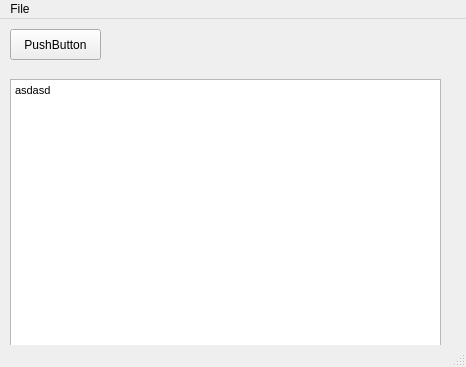
Old version of the form Starter.ui in the repository abdulrahman-khan/Parsio.
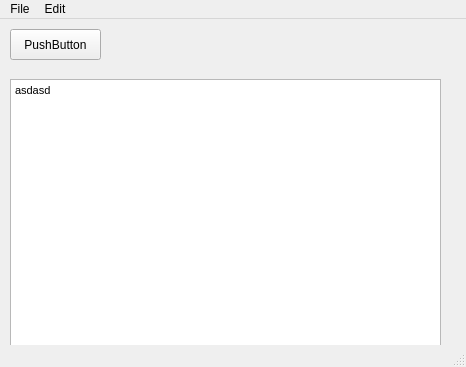
New version of the form.

Commit message: Removed original_source, adding error.txt

Patch:
```diff
--- a/Starter.ui
+++ b/Starter.ui
@@ -60,8 +60,16 @@
     </property>
     <addaction name="actionOpen"/>
     <addaction name="actionSave"/>
+    <addaction name="actionSettings"/>
+   </widget>
+   <widget class="QMenu" name="menuEdit">
+    <property name="title">
+     <string>Edit</string>
+    </property>
+    <addaction name="actionClear"/>
    </widget>
    <addaction name="menuFile"/>
+   <addaction name="menuEdit"/>
   </widget>
   <widget class="QStatusBar" name="statusbar"/>
   <action name="actionOpen">
```
Left out of the diff: 15 changed lines with no effect on the pictures. The commit also changes 2 other files.
